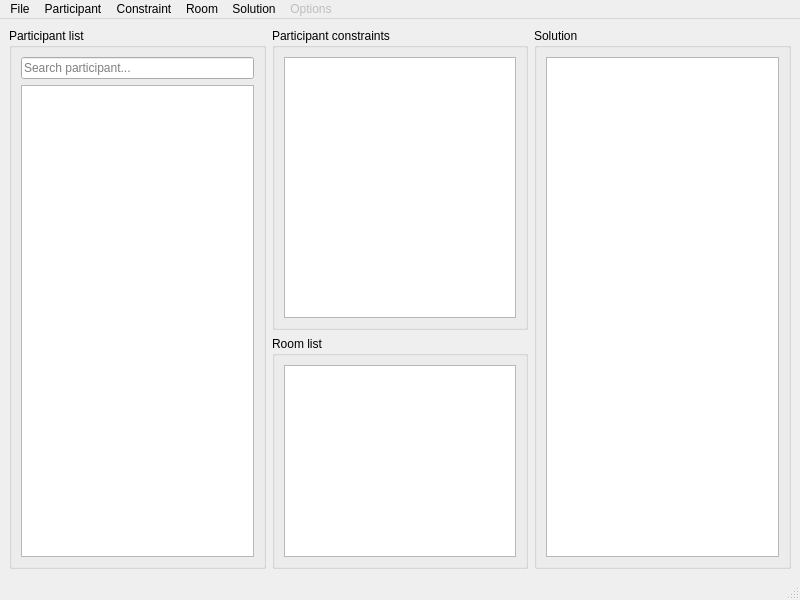
Old version of the form ui/main_window.ui in the repository dolejska-daniel/room-csp-solver.
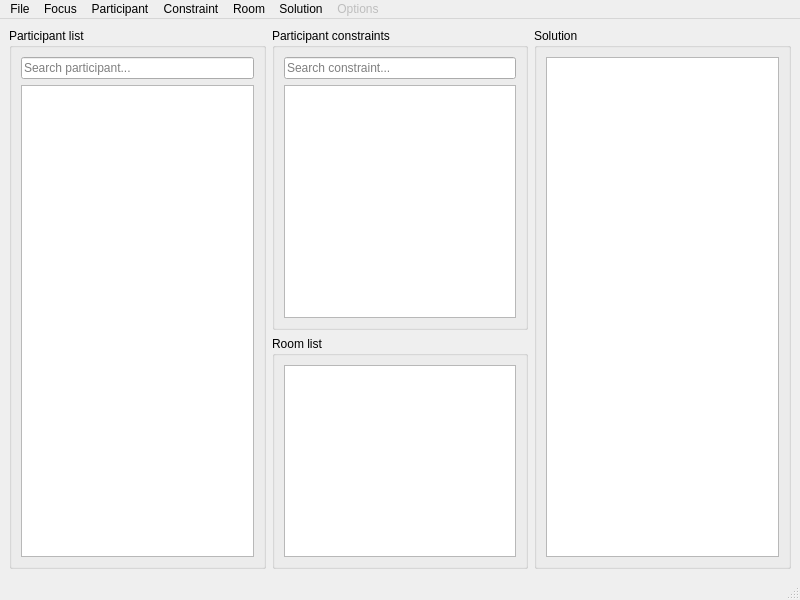
New version of the form.

Commit message: Implemented search for constraint tree, QoL improvements

The edit to the form file:
```diff
--- a/ui/main_window.ui
+++ b/ui/main_window.ui
@@ -61,8 +61,8 @@
            <string>Participant constraints</string>
           </property>
           <layout class="QGridLayout" name="gridLayout_3">
-           <item row="0" column="0">
-            <widget class="QTreeView" name="ParticipantConstraintsTree">
+           <item row="1" column="0">
+            <widget class="QTreeView" name="ConstraintsTree">
              <property name="sizePolicy">
               <sizepolicy hsizetype="Preferred" vsizetype="Preferred">
                <horstretch>0</horstretch>
@@ -71,6 +71,13 @@
              </property>
             </widget>
            </item>
+           <item row="0" column="0">
+            <widget class="QLineEdit" name="ConstraintSearch">
+             <property name="placeholderText">
+              <string>Search constraint...</string>
+             </property>
+            </widget>
+           </item>
           </layout>
          </widget>
         </item>
@@ -191,7 +198,15 @@
     </property>
     <addaction name="actionAbout"/>
    </widget>
+   <widget class="QMenu" name="menuFocus">
+    <property name="title">
+     <string>Focus</string>
+    </property>
+    <addaction name="actionFocusParticipantSearch"/>
+    <addaction name="actionFocusConstraintSearch"/>
+   </widget>
    <addaction name="menuFile"/>
+   <addaction name="menuFocus"/>
    <addaction name="menuParticipant"/>
    <addaction name="menuConstraint"/>
    <addaction name="menuRoom"/>
```
Left out of the diff: 24 changed lines with no effect on the pictures. The commit also changes 4 other files.
